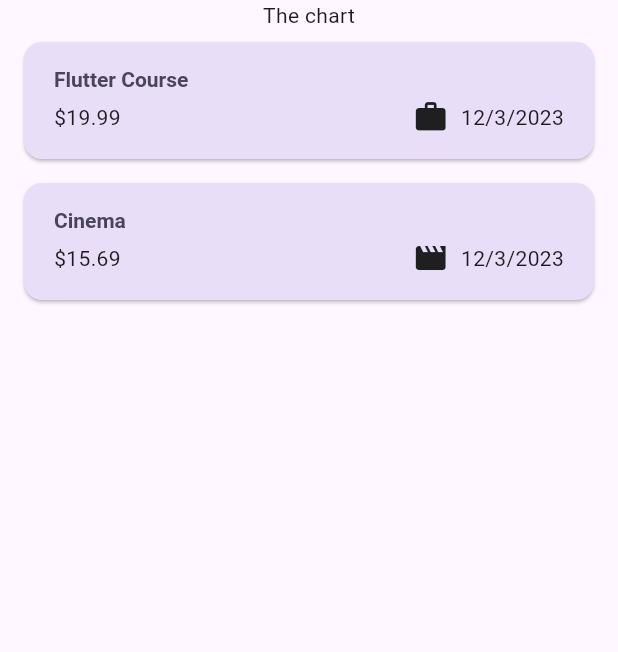
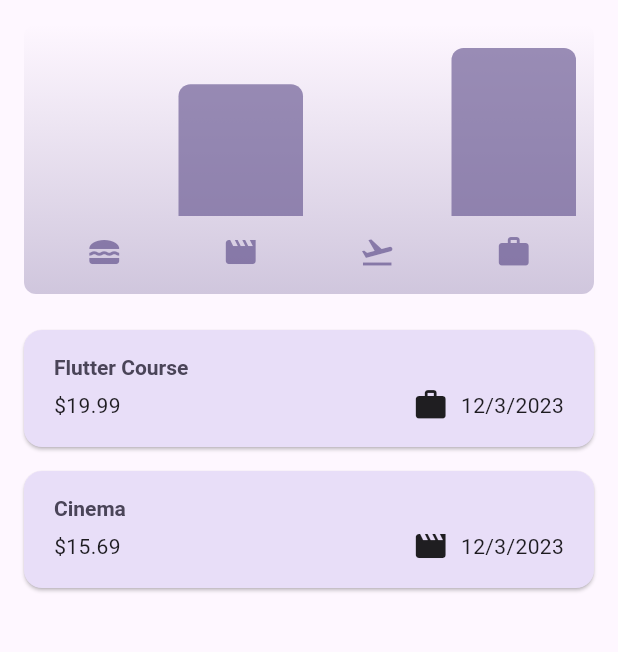
Before and after one commit to trosa-dev/flutter-expense-tracker, a Flutter app: the screen it shows after launch, on a phone screen of 412 x 824 dp, the part 84-736 px from its top. Run offline on Flutter 3.47's test engine with Material 3 defaults, Android fonts, the phone set to English and light mode, and no system bars.

Commit message:
feat: add Chart

```diff
--- a/lib/models/expense.dart
+++ b/lib/models/expense.dart
@@ -40,6 +40,13 @@ class ExpenseBucket {
     required this.expenses,
   });
 
+  ExpenseBucket.forCategory(
+    List<Expense> allExpenses,
+    this.category,
+  ) : expenses = allExpenses
+            .where((expense) => expense.category == category)
+            .toList();
+
   final Category category;
   final List<Expense> expenses;
 
--- /dev/null
+++ b/lib/widgets/chart/chart.dart
@@ -0,0 +1,95 @@
+import 'package:flutter/material.dart';
+
+import 'package:expense_tracker/widgets/chart/chart_bar.dart';
+import 'package:expense_tracker/models/expense.dart';
+
+class Chart extends StatelessWidget {
+  const Chart({super.key, required this.expenses});
+
+  final List<Expense> expenses;
+
+  List<ExpenseBucket> get buckets {
+    return [
+      ExpenseBucket.forCategory(expenses, Category.food),
+      ExpenseBucket.forCategory(expenses, Category.leisure),
+      ExpenseBucket.forCategory(expenses, Category.travel),
+      ExpenseBucket.forCategory(expenses, Category.work),
+    ];
+  }
+
+  double get maxTotalExpense {
+    double maxTotalExpense = 0;
+
+    for (final bucket in buckets) {
+      if (bucket.totalExpenses > maxTotalExpense) {
+        maxTotalExpense = bucket.totalExpenses;
+      }
+    }
+
+    return maxTotalExpense;
+  }
+
+  @override
+  Widget build(BuildContext context) {
+    final isDarkMode =
+        MediaQuery.of(context).platformBrightness == Brightness.dark;
+    return Container(
+      margin: const EdgeInsets.all(16),
+      padding: const EdgeInsets.symmetric(
+        vertical: 16,
+        horizontal: 8,
+      ),
+      width: double.infinity,
+      height: 180,
+      decoration: BoxDecoration(
+        borderRadius: BorderRadius.circular(8),
+        gradient: LinearGradient(
+          colors: [
+            Theme.of(context).colorScheme.primary.withOpacity(0.3),
+            Theme.of(context).colorScheme.primary.withOpacity(0.0)
+          ],
+          begin: Alignment.bottomCenter,
+          end: Alignment.topCenter,
+        ),
+      ),
+      child: Column(
+        children: [
+          Expanded(
+            child: Row(
+              crossAxisAlignment: CrossAxisAlignment.end,
+              children: [
+                for (final bucket in buckets) // alternative to map()
+                  ChartBar(
+                    fill: bucket.totalExpenses == 0
+                        ? 0
+                        : bucket.totalExpenses / maxTotalExpense,
+                  )
+              ],
+            ),
+          ),
+          const SizedBox(height: 12),
+          Row(
+            children: buckets
+                .map(
+                  (bucket) => Expanded(
+                    child: Padding(
+                      padding: const EdgeInsets.symmetric(horizontal: 4),
+                      child: Icon(
+                        categoryIcons[bucket.category],
+                        color: isDarkMode
+                            ? Theme.of(context).colorScheme.secondary
+                            : Theme.of(context)
+                                .colorScheme
+                                .primary
+                                .withOpacity(0.7),
+                      ),
+                    ),
+                  ),
+                )
+                .toList(),
+          )
+        ],
+      ),
+    );
+  }
+}
--- /dev/null
+++ b/lib/widgets/chart/chart_bar.dart
@@ -0,0 +1,34 @@
+import 'package:flutter/material.dart';
+
+class ChartBar extends StatelessWidget {
+  const ChartBar({
+    super.key,
+    required this.fill,
+  });
+
+  final double fill;
+
+  @override
+  Widget build(BuildContext context) {
+    final isDarkMode =
+        MediaQuery.of(context).platformBrightness == Brightness.dark;
+    return Expanded(
+      child: Padding(
+        padding: const EdgeInsets.symmetric(horizontal: 4),
+        child: FractionallySizedBox(
+          heightFactor: fill,
+          child: DecoratedBox(
+            decoration: BoxDecoration(
+              shape: BoxShape.rectangle,
+              borderRadius:
+                  const BorderRadius.vertical(top: Radius.circular(8)),
+              color: isDarkMode
+                  ? Theme.of(context).colorScheme.secondary
+                  : Theme.of(context).colorScheme.primary.withOpacity(0.65),
+            ),
+          ),
+        ),
+      ),
+    );
+  }
+}
--- a/lib/widgets/expenses/index.dart
+++ b/lib/widgets/expenses/index.dart
@@ -1,4 +1,5 @@
 import 'package:expense_tracker/models/expense.dart';
+import 'package:expense_tracker/widgets/chart/chart.dart';
 import 'package:expense_tracker/widgets/expenses/widgets/expenses_list/expenses_list.dart';
 import 'package:expense_tracker/widgets/expenses/widgets/new_expense/index.dart';
 import 'package:flutter/material.dart';
@@ -90,7 +91,7 @@ class _ExpensesState extends State<Expenses> {
       ),
       body: Column(
         children: [
-          const Text('The chart'),
+          Chart(expenses: _registeredExpenses),
           Expanded(
             child: mainContent,
           )
```
